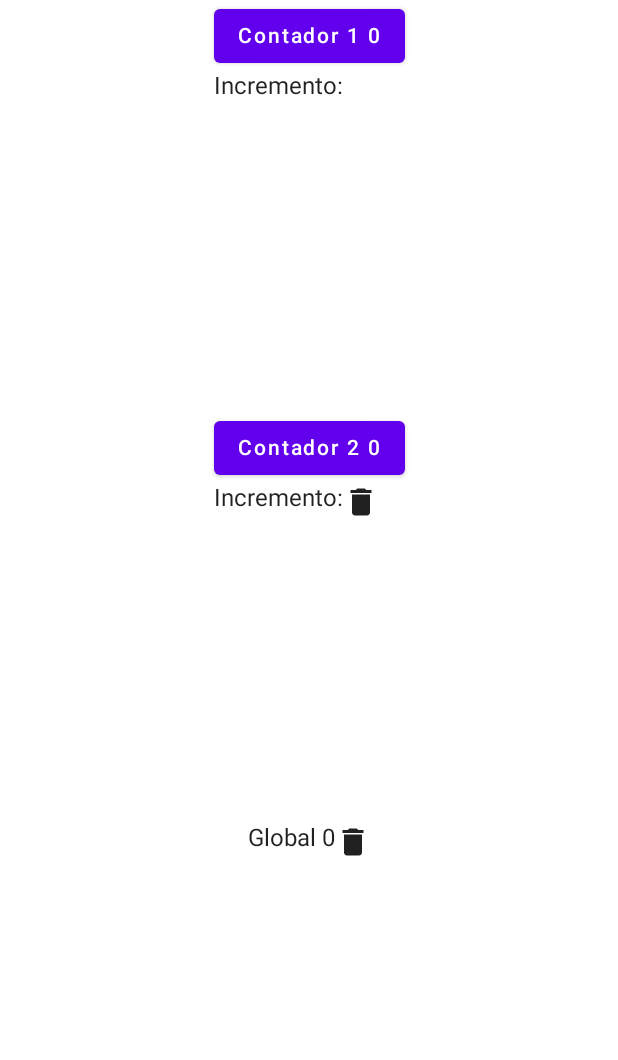
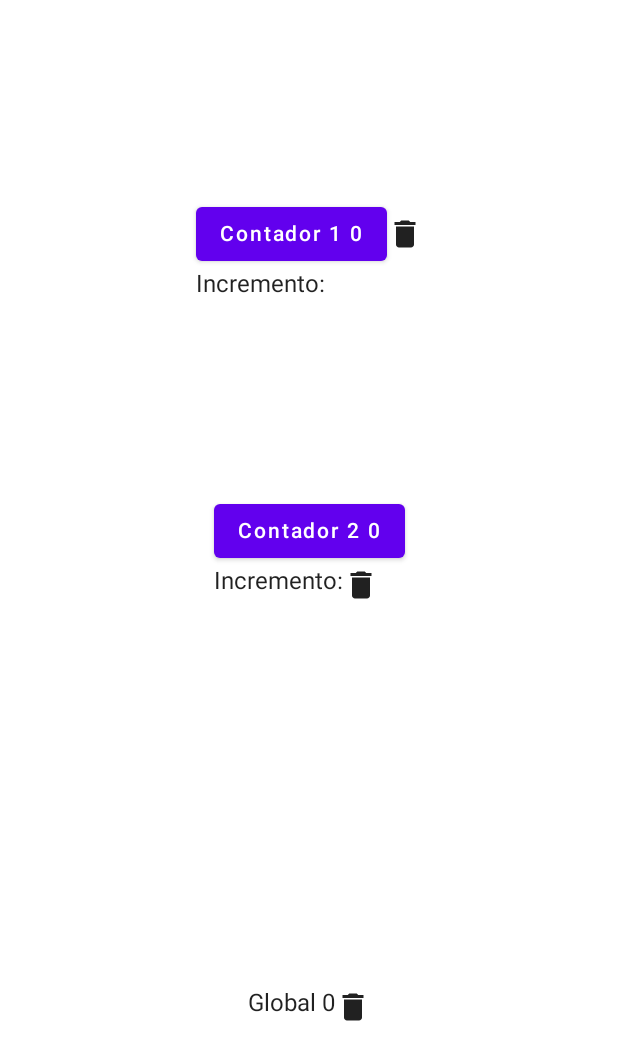
Before and after one commit to HarounDominique/ContadorDomiCompose, an Android app built with Jetpack Compose: the screen it shows after launch (MainActivity), on a phone screen of 412 x 824 dp. Shown: the top 1060 px of the screen. Run offline under Robolectric (Android 15) with nearby library versions, the phone set to English and light mode, and no system bars.

Commit message:
mejorando la distribución

```diff
--- a/app/src/main/java/com/example/contadordomicompose/MainActivity.kt
+++ b/app/src/main/java/com/example/contadordomicompose/MainActivity.kt
@@ -3,6 +3,7 @@ package com.example.contadordomicompose
 import android.os.Bundle
 import androidx.activity.ComponentActivity
 import androidx.activity.compose.setContent
+import androidx.compose.foundation.clickable
 import androidx.compose.foundation.layout.*
 import androidx.compose.material.Button
 import androidx.compose.material.MaterialTheme
@@ -36,17 +37,17 @@ class MainActivity : ComponentActivity() {
 
 @Composable
 fun MainScreen() {
-    Column(Modifier.fillMaxSize(),
-        horizontalAlignment = Alignment.CenterHorizontally) {
-        Column(Modifier.weight(1f)) {
-            Row() {
+    Column(
+        Modifier.fillMaxSize(),
+        horizontalAlignment = Alignment.CenterHorizontally
+    ) {
+        Column(Modifier.weight(1f), verticalArrangement = Arrangement.Center) {
+            Row(verticalAlignment = Alignment.CenterVertically) {
                 Button(onClick = { /*TODO*/ }) {
                     val cont1 = 0
                     Text("Contador 1 $cont1")
-                    //Clickable(onClick = { /* tu acción al hacer clic */ }) {
-                        //Icon(Icons.Filled.Delete, contentDescription = "Papelera")
-                    //}
                 }
+                Icon(Icons.Filled.Delete, contentDescription = "Papelera", Modifier.clickable { })
             }
             Row() {
                 Text("Incremento:")
@@ -65,13 +66,13 @@ fun MainScreen() {
 
             }
         }
-        Column(Modifier.weight(1f)) {
-            Row() {
-                val contGlobal = 0
-                Text("Global $contGlobal")
-                Icon(Icons.Filled.Delete, contentDescription = "Papelera")
-            }
+
+        Row(Modifier.weight(0.5f)) {
+            val contGlobal = 0
+            Text("Global $contGlobal")
+            Icon(Icons.Filled.Delete, contentDescription = "Papelera")
         }
+
     }
 }
 
```
